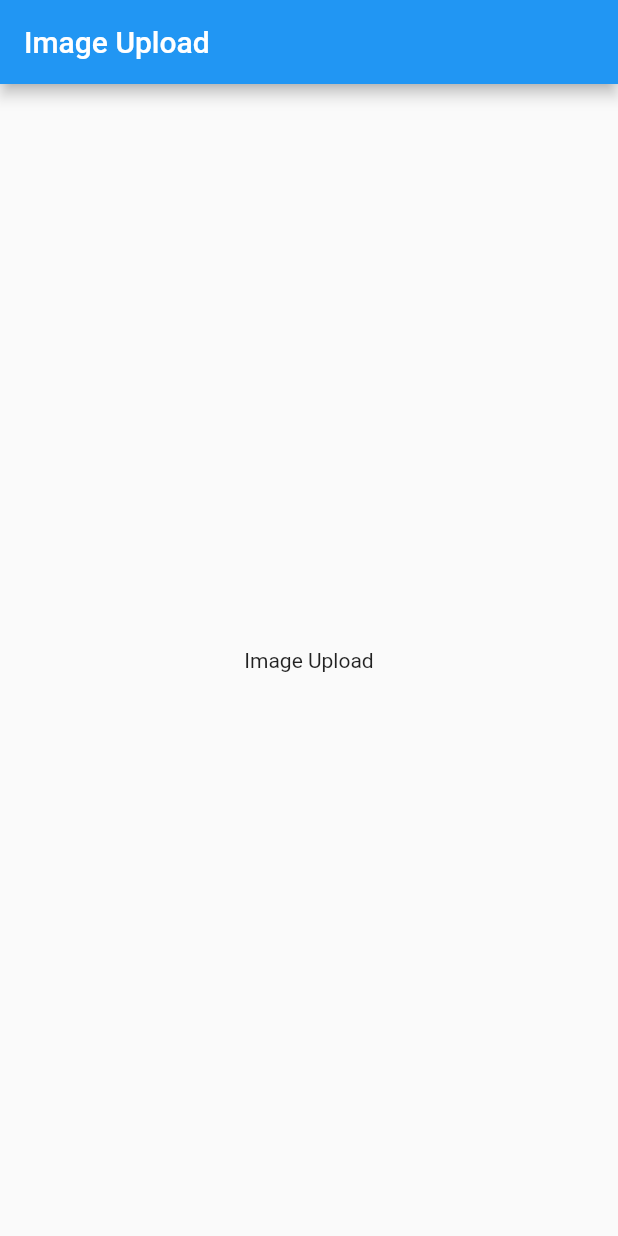
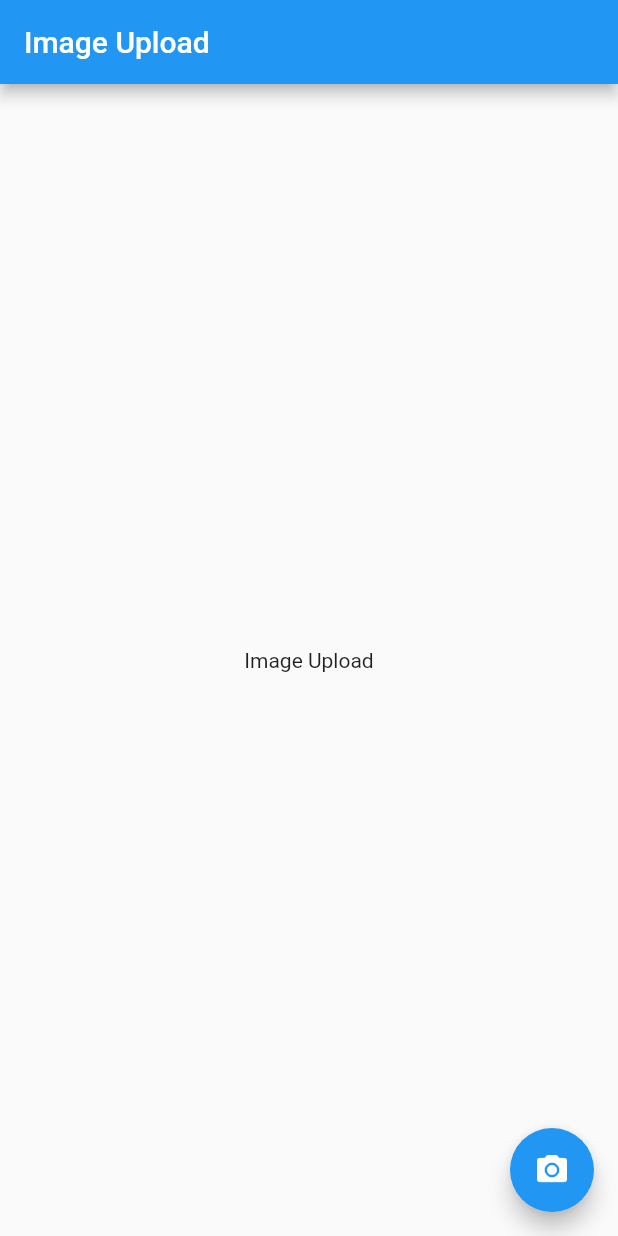
Before and after one commit to toufeeqahamedns/image_upload, a Flutter app: the screen it shows after launch, on a phone screen of 412 x 824 dp. Run offline on Flutter 3.47's test engine with Material 2 defaults, Android fonts, the light colour scheme and no system bars; our stand-ins replace equatable, flutter_bloc, image_picker.

Commit message:
Adding Image Capture

```diff
--- /dev/null
+++ b/lib/blocs/app_bloc_event.dart
@@ -0,0 +1,15 @@
+import 'package:equatable/equatable.dart';
+
+abstract class AppEvent extends Equatable {
+  const AppEvent();
+}
+
+class CaptureImage extends AppEvent {
+  @override
+  List<Object?> get props => [];
+}
+
+class UploadImage extends AppEvent {
+  @override
+  List<Object?> get props => [];
+}
--- /dev/null
+++ b/lib/blocs/app_bloc_state.dart
@@ -0,0 +1,23 @@
+import 'package:equatable/equatable.dart';
+
+class AppState extends Equatable {
+  final AppStatus status;
+
+  const AppState._({this.status = AppStatus.unknown});
+
+  const AppState.unknown() : this._();
+
+  const AppState.capturedImage() : this._(status: AppStatus.imageCaptured);
+
+  const AppState.compressingImage() : this._(status: AppStatus.compress);
+
+  @override
+  List<Object?> get props => [status];
+}
+
+enum AppStatus {
+  unknown,
+  imageCaptured,
+  compress,
+  upload,
+}
--- a/lib/image_upload.dart
+++ b/lib/image_upload.dart
@@ -1,4 +1,8 @@
 import 'package:flutter/material.dart';
+import 'package:image_upload/blocs/app_bloc.dart';
+import 'package:flutter_bloc/flutter_bloc.dart';
+import 'package:image_upload/blocs/app_bloc_event.dart';
+import 'package:image_upload/blocs/app_bloc_state.dart';
 
 class ImageUpload extends StatelessWidget {
   const ImageUpload({Key? key}) : super(key: key);
@@ -10,7 +14,31 @@ class ImageUpload extends StatelessWidget {
         title: Text("Image Upload"),
       ),
       body: Center(
-        child: Text("Image Upload"),
+        child: BlocBuilder<AppBloc, AppState>(
+          builder: (BuildContext context, AppState state) {
+            switch (state.status) {
+              case AppStatus.imageCaptured:
+                return Text(
+                  "Image Captured at location ${context.watch<AppBloc>().imageFile}",
+                  textAlign: TextAlign.center,
+                );
+              default:
+                return Text("Image Upload");
+            }
+          },
+        ),
+      ),
+      floatingActionButton: FloatingActionButton(
+        child: context.watch<AppBloc>().state.status == AppStatus.unknown
+            ? Icon(Icons.camera_alt)
+            : Icon(Icons.upload),
+        onPressed: () {
+          if (context.read<AppBloc>().state.status == AppStatus.unknown) {
+            context.read<AppBloc>().add(CaptureImage());
+          } else {
+            context.read<AppBloc>().add(UploadImage());
+          }
+        },
       ),
     );
   }
--- a/lib/main.dart
+++ b/lib/main.dart
@@ -1,8 +1,10 @@
 import 'package:flutter/material.dart';
+import 'package:flutter_bloc/flutter_bloc.dart';
+import 'package:image_upload/blocs/app_bloc.dart';
 import 'package:image_upload/image_upload.dart';
 
 void main() {
-  runApp(MyApp());
+  runApp(BlocProvider<AppBloc>(create: (_) => AppBloc(), child: MyApp()));
 }
 
 class MyApp extends StatelessWidget {
--- a/pubspec.yaml
+++ b/pubspec.yaml
@@ -11,6 +11,9 @@ environment:
 dependencies:
   flutter:
     sdk: flutter
+  image_picker: ^0.8.0+3
+  flutter_bloc: ^7.0.1
+  equatable: ^2.0.3
 
   cupertino_icons: ^1.0.2
 
```
Also changed, not shown: lib/blocs/app_bloc.dart (added, +39 -0 lines), pubspec.lock.
